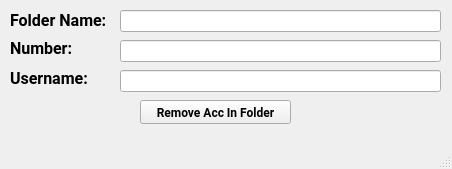
First picture: the form in PyPassManGUI/window_ui_files/RemoveAccInFolderWindow.ui, repository Obscurely/PyPassMan, before the edit.
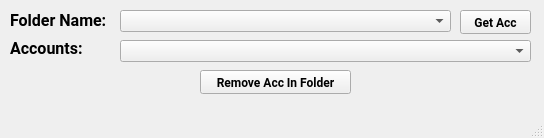
Second picture: the form after the edit.

```diff
--- a/PyPassManGUI/window_ui_files/RemoveAccInFolderWindow.ui
+++ b/PyPassManGUI/window_ui_files/RemoveAccInFolderWindow.ui
@@ -6,8 +6,8 @@
    <rect>
     <x>0</x>
     <y>0</y>
-    <width>452</width>
-    <height>169</height>
+    <width>544</width>
+    <height>138</height>
    </rect>
   </property>
   <property name="font">
@@ -19,27 +19,11 @@
    <string>Remove Acc In Folder</string>
   </property>
   <widget class="QWidget" name="centralwidget">
-   <widget class="QLineEdit" name="FolderNameInput">
-    <property name="geometry">
-     <rect>
-      <x>120</x>
-      <y>10</y>
-      <width>321</width>
-      <height>22</height>
-     </rect>
-    </property>
-    <property name="font">
-     <font>
-      <family>Roboto</family>
-      <pointsize>12</pointsize>
-     </font>
-    </property>
-   </widget>
    <widget class="QPushButton" name="bRemoveAccInFolder">
     <property name="geometry">
      <rect>
-      <x>140</x>
-      <y>100</y>
+      <x>200</x>
+      <y>70</y>
       <width>151</width>
       <height>24</height>
      </rect>
@@ -94,60 +78,47 @@
      </font>
     </property>
     <property name="text">
-     <string>Number:</string>
+     <string>Accounts:</string>
     </property>
    </widget>
-   <widget class="QLineEdit" name="NumberInput">
+   <widget class="QComboBox" name="cbFolders">
     <property name="geometry">
      <rect>
       <x>120</x>
-      <y>40</y>
-      <width>321</width>
+      <y>10</y>
+      <width>331</width>
       <height>22</height>
      </rect>
     </property>
-    <property name="font">
-     <font>
-      <family>Roboto</family>
-      <pointsize>12</pointsize>
-     </font>
-    </property>
    </widget>
-   <widget class="QLineEdit" name="UsernameInput">
+   <widget class="QPushButton" name="bGetAcc">
     <property name="geometry">
      <rect>
-      <x>120</x>
-      <y>70</y>
-      <width>321</width>
-      <height>22</height>
+      <x>460</x>
+      <y>10</y>
+      <width>71</width>
+      <height>24</height>
      </rect>
     </property>
     <property name="font">
      <font>
       <family>Roboto</family>
-      <pointsize>12</pointsize>
+      <bold>true</bold>
      </font>
     </property>
+    <property name="text">
+     <string>Get Acc</string>
+    </property>
    </widget>
-   <widget class="QLabel" name="AccUsernameLabel">
+   <widget class="QComboBox" name="cbAccounts">
     <property name="geometry">
      <rect>
-      <x>10</x>
-      <y>70</y>
-      <width>111</width>
-      <height>16</height>
+      <x>120</x>
+      <y>40</y>
+      <width>411</width>
+      <height>22</height>
      </rect>
     </property>
-    <property name="font">
-     <font>
-      <family>Roboto</family>
-      <pointsize>12</pointsize>
-      <bold>true</bold>
-     </font>
-    </property>
-    <property name="text">
-     <string>Username:</string>
-    </property>
    </widget>
   </widget>
   <widget class="QMenuBar" name="menubar">
```
Left out of the diff: 4 changed lines with no effect on the pictures.
